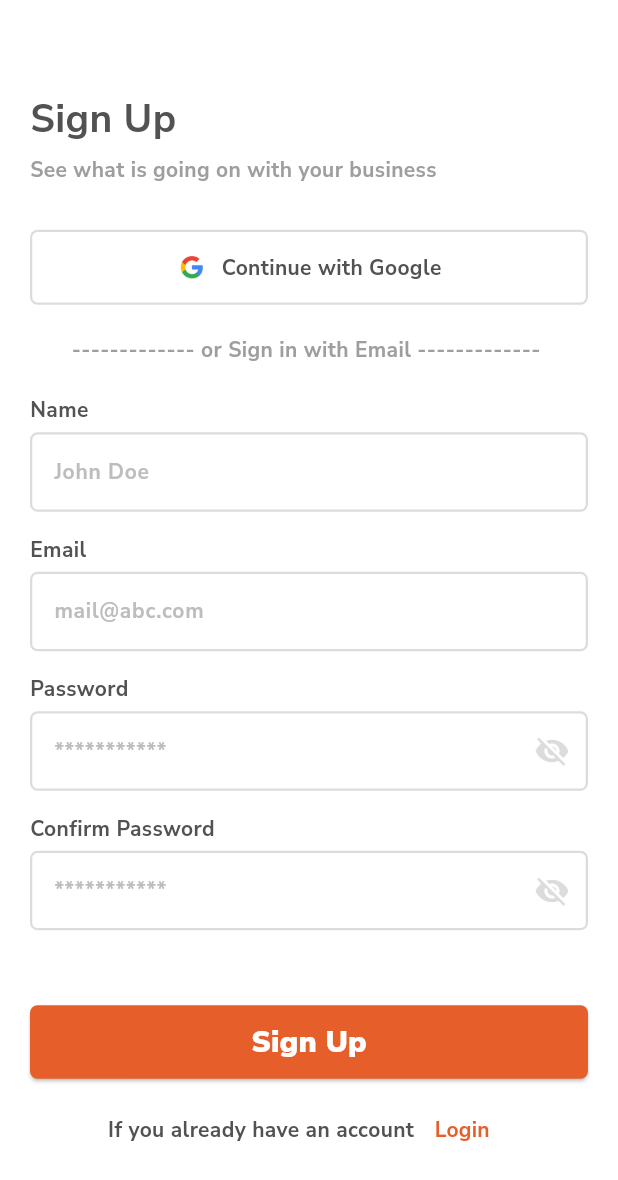
After one commit to TaskTrial/mobile, a Flutter app: the screen it shows after launch, scrolled down 40 dp, after a tap on "Login", after a tap on "Create an account", on a phone screen of 412 x 824 dp. The commit adds this screen. Shown: the top 1180 px of the screen. Run offline on Flutter 3.47's test engine with Material 3 defaults, Android fonts, the light colour scheme and no system bars; our stand-ins replace get.

Commit message:
-Feat : signup Screen and Signup Controller   -Refactor : login form validator

```diff
--- a/lib/app.dart
+++ b/lib/app.dart
@@ -1,6 +1,7 @@
 import 'package:flutter/material.dart';
 import 'package:get/get_navigation/src/root/get_material_app.dart';
 import 'package:task_trial/views/auth/login_screen.dart';
+import 'package:task_trial/views/auth/sign_up_screen.dart';
 
 class MyApp extends StatelessWidget {
   const MyApp({super.key});
--- /dev/null
+++ b/lib/controllers/sign_up_controller.dart
@@ -0,0 +1,91 @@
+import 'package:flutter/material.dart';
+import 'package:get/get.dart';
+class SignUpController extends GetxController {
+  final nameController = TextEditingController();
+  final emailController = TextEditingController();
+  final passwordController = TextEditingController();
+  final confirmPasswordController = TextEditingController();
+  final isLoading = false.obs;
+  final isPasswordVisible = true.obs;
+  final isConfirmPasswordVisible = true.obs;
+  final rememberMe = false.obs;
+  final formKey = GlobalKey<FormState>();
+
+  @override void onClose() {
+    emailController.dispose();
+    passwordController.dispose();
+    super.onClose();
+  }
+
+  bool toggleRememberMe() {
+
+    rememberMe.value = !rememberMe.value;
+    return rememberMe.value;
+
+  }
+
+  void validateEmail(String value) {
+    if (value.isEmpty) {
+      Get.snackbar('Error', 'Email cannot be empty');
+    } else if (!GetUtils.isEmail(value)) {
+      Get.snackbar('Error', 'Invalid email format');
+    }
+  }
+  void validatePassword(String value) {
+    if (value.isEmpty) {
+      Get.snackbar('Error', 'Password cannot be empty');
+    } else if (value.length < 6) {
+      Get.snackbar('Error', 'Password must be at least 6 characters');
+    }
+  }
+  void validateForm() {
+    if (formKey.currentState!.validate()) {
+      Get.snackbar('Success', 'Form is valid');
+    } else {
+      Get.snackbar('Error', 'Form is invalid');
+    }
+  }
+  void clearFields() {
+    emailController.clear();
+    passwordController.clear();
+  }
+  void submitForm() {
+    if (formKey.currentState!.validate()) {
+      Get.snackbar('Success', 'Form submitted successfully');
+    } else {
+      Get.snackbar('Error', 'Please fill in all fields correctly');
+    }
+  }
+  void resetPassword() {
+    if (emailController.text.isEmpty) {
+      Get.snackbar('Error', 'Please enter your email');
+      return;
+    }
+    isLoading.value = true;
+    // Simulate a network request
+    Future.delayed(const Duration(seconds: 2), () {
+      isLoading.value = false;
+      Get.snackbar('Success', 'Password reset link sent to ${emailController.text}');
+    });
+  }
+
+  void togglePasswordVisibility() {
+    isPasswordVisible.value = !isPasswordVisible.value;
+  }
+  void toggleConfirmPasswordVisibility() {
+    isConfirmPasswordVisible.value = !isConfirmPasswordVisible.value;
+  }
+
+  void login() {
+    if (emailController.text.isEmpty || passwordController.text.isEmpty) {
+      Get.snackbar('Error', 'Please fill in all fields');
+      return;
+    }
+    isLoading.value = true;
+    // Simulate a network request
+    Future.delayed(const Duration(seconds: 2), () {
+      isLoading.value = false;
+      Get.snackbar('Success', 'Logged in successfully');
+    });
+  }
+}
--- a/lib/views/auth/login_screen.dart
+++ b/lib/views/auth/login_screen.dart
@@ -2,6 +2,7 @@ import 'package:flutter/material.dart';
 import 'package:get/get.dart';
 import 'package:task_trial/controllers/login_controller.dart';
 import 'package:task_trial/utils/constants.dart';
+import 'package:task_trial/views/auth/sign_up_screen.dart';
 import 'package:task_trial/widgets/auth_button.dart';
 import 'package:task_trial/widgets/my_text_field.dart';
 
@@ -27,6 +28,11 @@ class LoginScreen extends StatelessWidget {
           child: SingleChildScrollView(
             child: SizedBox(
               height: height,
+              child: GetX<LoginController>(
+                init: LoginController(),
+                builder: (controller) => Form(
+                  key: controller.formKey,
+                child: SingleChildScrollView(
                   child: Column(
                     mainAxisAlignment: MainAxisAlignment.start,
                     crossAxisAlignment: CrossAxisAlignment.start,
@@ -52,32 +58,26 @@ class LoginScreen extends StatelessWidget {
                       _theDivider(width),
                       const SizedBox(height: 20),
                       // email and password text fields
-                  MyTextField(
-                    title: 'Email',
-                    hintText: 'mail@abc.com',
-                  ),
+                      _emailField(controller),
                       const SizedBox(height: 15),
-                  GetX<LoginController>(
-                    init: LoginController(),
-                    builder: (controller) => MyTextField(
-                    title: 'Password',
-                    hintText: '***********',
-                    isPassword: true,
-                    obscureText: controller.isPasswordVisible.value,
-                      onPressed: () {
-                        controller.togglePasswordVisibility();
-                      },
-                  ),),
+                      _passwordField(controller),
                       const SizedBox(height: 10),
                       // forgot password
                       _forgotPassword(),
                       const SizedBox(height: 40),
-                  AuthButton(onPressed: () {}, title: 'Login'),
+                      AuthButton(onPressed: () {
+                        if (controller.formKey.currentState!.validate()) {
+                          Get.snackbar('Success', 'Go To Dashboard');
+                        }
+
+                      }, title: 'Login'),
                       const SizedBox(height: 10),
                       // sign up
                       _signUp()
                     ],
                   ),
+                ),
+              ),)
             ),
           ),
         ),
@@ -85,7 +85,7 @@ class LoginScreen extends StatelessWidget {
     );
   }
 
-  _welcome() {
+   Widget _welcome() {
     return Text(
       'Welcome ,',
       style: TextStyle(
@@ -96,7 +96,6 @@ class LoginScreen extends StatelessWidget {
       ),
     );
   }
-
   _loginMessage() {
     return Text(
       'Login to your Account',
@@ -108,7 +107,6 @@ class LoginScreen extends StatelessWidget {
       ),
     );
   }
-
   _loginMessageHint() {
     return Text(
       'See what is going on with your business',
@@ -120,7 +118,6 @@ class LoginScreen extends StatelessWidget {
       ),
     );
   }
-
   _theDivider(double width) {
     return SizedBox(
       height: 20,
@@ -136,7 +133,43 @@ class LoginScreen extends StatelessWidget {
       )),
     );
   }
-
+  _emailField(LoginController controller) {
+    return  MyTextField(
+      title: 'Email',
+      hintText: 'mail@abc.com',
+      controller: controller.emailController,
+      validator: (value) {
+        if (value == null || value.isEmpty) {
+          return 'Please enter your email';
+        }
+        if (!GetUtils.isEmail(value)) {
+          return 'Please enter a valid email';
+        }
+        return null;
+      },
+    );
+  }
+  _passwordField(LoginController controller) {
+    return MyTextField(
+      title: 'Password',
+      hintText: '***********',
+      isPassword: true,
+      obscureText: controller.isPasswordVisible.value,
+      controller: controller.passwordController,
+      validator: (value) {
+        if (value == null || value.isEmpty) {
+          return 'Please enter your password';
+        }
+        if (value.length < 6) {
+          return 'Password must be at least 6 characters';
+        }
+        return null;
+      },
+      onPressed: () {
+        controller.togglePasswordVisibility();
+      },
+    );
+  }
   _forgotPassword() {
     return GetX<LoginController>(
       init: LoginController(),
@@ -184,7 +217,13 @@ class LoginScreen extends StatelessWidget {
                   fontFamily: Constants.primaryFont,
                   fontWeight: FontWeight.bold)),
           TextButton(
-            onPressed: () {},
+            onPressed: () {
+              Get.offAll(
+                () => const SignUpScreen(),
+                transition: Transition.rightToLeft,
+                duration: const Duration(milliseconds: 500),
+              );
+            },
             style: TextButton.styleFrom(
               backgroundColor: Colors.transparent,
               padding: const EdgeInsets.only(left: 7),
--- /dev/null
+++ b/lib/views/auth/sign_up_screen.dart
@@ -0,0 +1,238 @@
+import 'package:flutter/material.dart';
+import 'package:get/get.dart';
+import 'package:task_trial/controllers/login_controller.dart';
+import 'package:task_trial/utils/constants.dart';
+import 'package:task_trial/widgets/auth_button.dart';
+import 'package:task_trial/widgets/my_text_field.dart';
+import 'package:task_trial/controllers/sign_up_controller.dart';
+
+import '../../widgets/google_sign_in_ui.dart';
+import 'login_screen.dart';
+
+class SignUpScreen extends StatelessWidget {
+  const SignUpScreen({super.key});
+
+
+  @override
+  Widget build(BuildContext context) {
+
+    double height = MediaQuery.of(context).size.height;
+    double width = MediaQuery.of(context).size.width;
+
+    return Scaffold(
+      body: SingleChildScrollView(
+        child: Container(
+          height: height,
+          width: width,
+          color: Colors.white,
+          child: Padding(
+            padding: const EdgeInsets.all(20.0),
+            child: SizedBox(
+                height: height,
+                child: GetX<SignUpController>(
+                  init: SignUpController(),
+                  builder: (controller) => Form(
+                    key: controller.formKey,
+                    child: SingleChildScrollView(
+                      child: Column(
+                        mainAxisAlignment: MainAxisAlignment.start,
+                        crossAxisAlignment: CrossAxisAlignment.start,
+                        children: [
+                          SizedBox(
+                            height: height * 0.05,
+                          ),
+                          // login message
+                          _loginMessage(),
+                          const SizedBox(height: 5),
+                          // login message hint
+                          _loginMessageHint(),
+                          const SizedBox(height: 30),
+                          // google sign in
+                          const GoogleSignInUI(),
+                          const SizedBox(height: 20),
+                          // or sign in with email
+                          _theDivider(width),
+                          const SizedBox(height: 20),
+                          MyTextField(
+                            title: 'Name',
+                            hintText: 'John Doe',
+                            controller: controller.nameController,
+                            validator: (value) {
+                              if (value == null || value.isEmpty) {
+                                return 'Please enter your name';
+                              }
+                              return null;
+                            },
+                          ),
+                          const SizedBox(height: 15),
+                          // email and password text fields
+                          _emailField(controller),
+                          const SizedBox(height: 15),
+                          _passwordField(controller),
+                          const SizedBox(height: 15),
+                          _confirmPasswordField(controller),
+                          const SizedBox(height: 10),
+                          const SizedBox(height: 40),
+                          AuthButton(onPressed: () {
+                            if (controller.formKey.currentState!.validate()) {
+                              Get.snackbar('Success', 'Go To Dashboard');
+                            }
+
+                          }, title: 'Sign Up'),
+                          const SizedBox(height: 10),
+                          // sign up
+                          _login()
+                        ],
+                      ),
+                    ),
+                  ),)
+            ),
+          ),
+        ),
+      ),
+    );
+  }
+
+  Widget _welcome() {
+    return Text(
+      'Hello ,',
+      style: TextStyle(
+        color: Constants.pageNameColor,
+        fontSize: 50,
+        fontWeight: FontWeight.w900,
+        fontFamily: Constants.primaryFont,
+      ),
+    );
+  }
+  _loginMessage() {
+    return Text(
+      'Sign Up ',
+      style: TextStyle(
+        fontSize: 26,
+        fontWeight: FontWeight.bold,
+        fontFamily: Constants.primaryFont,
+        color: Constants.pageNameColor,
+      ),
+    );
+  }
+  _loginMessageHint() {
+    return Text(
+      'See what is going on with your business',
+      style: TextStyle(
+        fontSize: 14,
+        color: Colors.grey,
+        fontFamily: Constants.primaryFont,
+        fontWeight: FontWeight.bold,
+      ),
+    );
+  }
+  _theDivider(double width) {
+    return SizedBox(
+      height: 20,
+      width: width,
+      child: Center(
+          child: Text(
+            '------------- or Sign in with Email ------------- ',
+            style: TextStyle(
+                color: Colors.grey,
+                fontSize: 14,
+                fontFamily: Constants.primaryFont,
+                fontWeight: FontWeight.bold),
+          )),
+    );
+  }
+  _emailField(SignUpController controller) {
+    return  MyTextField(
+      title: 'Email',
+      hintText: 'mail@abc.com',
+      controller: controller.emailController,
+      validator: (value) {
+        if (value == null || value.isEmpty) {
+          return 'Please enter your email';
+        }
+        if (!GetUtils.isEmail(value)) {
+          return 'Please enter a valid email';
+        }
+        return null;
+      },
+    );
+  }
+  _passwordField(SignUpController controller) {
+    return MyTextField(
+      title: 'Password',
+      hintText: '***********',
+      isPassword: true,
+      obscureText: controller.isPasswordVisible.value,
+      controller: controller.passwordController,
+      validator: (value) {
+        if (value == null || value.isEmpty) {
+          return 'Please enter your password';
+        }
+        if (value.length < 6) {
+          return 'Password must be at least 6 characters';
+        }
+        return null;
+      },
+      onPressed: () {
+        controller.togglePasswordVisibility();
+      },
+    );
+  }
+  _confirmPasswordField(SignUpController controller) {
+    return MyTextField(
+      title: 'Confirm Password',
+      hintText: '***********',
+      isPassword: true,
+      obscureText: controller.isConfirmPasswordVisible.value,
+      controller: controller.confirmPasswordController,
+      validator: (value) {
+        if (value == null || value.isEmpty) {
+          return 'Please enter your password';
+        }
+        if (value.length < 6) {
+          return 'Password must be at least 6 characters';
+        }
+        if (value != controller.passwordController.text) {
+          return 'Password must match the password';
+        }
+
+        return null;
+      },
+      onPressed: () {
+        controller.toggleConfirmPasswordVisibility();
+      },
+    );
+  }
+  _login() {
+    return Center(
+      child: Row(
+        mainAxisAlignment: MainAxisAlignment.center,
+        children: [
+          const Text('If you already have an account',
+              style: TextStyle(
+                  color: Constants.pageNameColor,
+                  fontSize: 14,
+                  fontFamily: Constants.primaryFont,
+                  fontWeight: FontWeight.bold)),
+          TextButton(
+            onPressed: () {
+              Get.offAll(() => const LoginScreen(),
+                  transition: Transition.leftToRight,
+                  duration: const Duration(milliseconds: 500));
+            },
+            style: TextButton.styleFrom(
+              backgroundColor: Colors.transparent,
+
+              foregroundColor: Constants.primaryColor.withOpacity(0.1),
+            ),
+            child: const Text('Login',
+                style: TextStyle(color: Constants.primaryColor,
+                    fontSize: 14,
+                    fontFamily: Constants.primaryFont,
+                    fontWeight: FontWeight.bold)),
+          ),
+        ],
+      ),
+    );
+  }
+}
```
Lines whose indentation alone changed are shown as unchanged.
